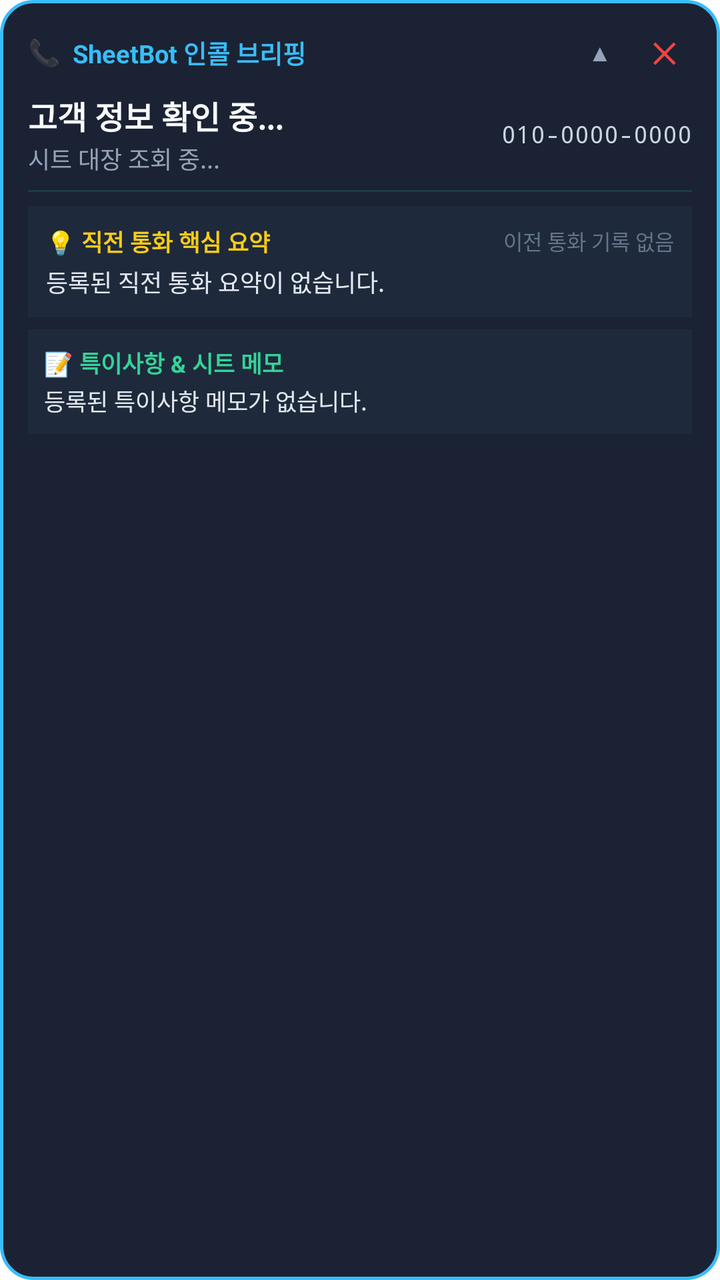
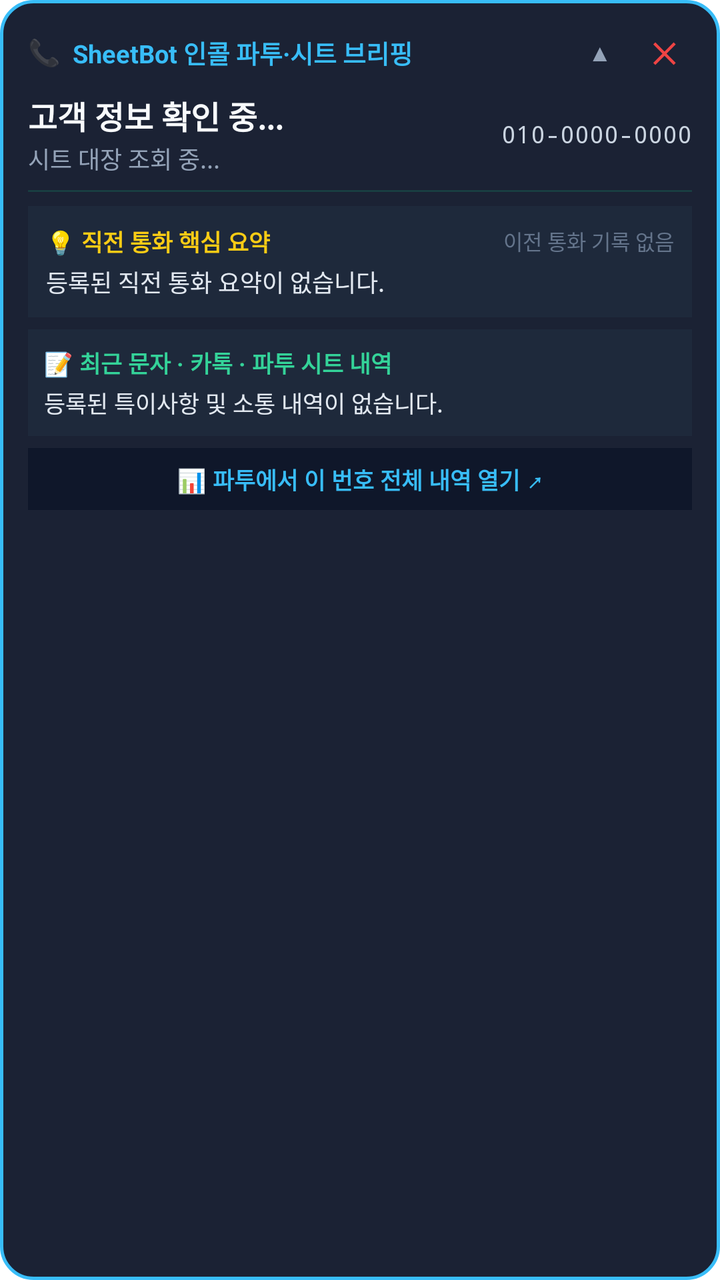

Screens rendered from an Android XML layout before and after an edit, with the pre-edit source and the edit as a unified diff.
<!-- AndroidManifest.xml: application theme Theme.SheetBotDepositAgent -->
<!-- res/layout/view_in_call_summary_card.xml -->
<?xml version="1.0" encoding="utf-8"?>
<LinearLayout xmlns:android="http://schemas.android.com/apk/res/android"
    android:id="@+id/llFloatingRoot"
    android:layout_width="match_parent"
    android:layout_height="wrap_content"
    android:orientation="vertical"
    android:background="@drawable/bg_card_floating_overlay"
    android:elevation="12dp">

    
    <LinearLayout
        android:id="@+id/llHeaderBar"
        android:layout_width="match_parent"
        android:layout_height="wrap_content"
        android:orientation="horizontal"
        android:gravity="center_vertical"
        android:layout_marginBottom="6dp">

        <TextView
            android:layout_width="wrap_content"
            android:layout_height="wrap_content"
            android:text="📞"
            android:textSize="13sp"
            android:layout_marginEnd="6dp" />

        <TextView
            android:id="@+id/tvHeaderTitle"
            android:layout_width="0dp"
            android:layout_height="wrap_content"
            android:layout_weight="1"
            android:text="SheetBot 인콜 브리핑"
            android:textColor="#38BDF8"
            android:textSize="12.5sp"
            android:textStyle="bold" />

        
        <TextView
            android:id="@+id/btnToggleExpand"
            android:layout_width="28dp"
            android:layout_height="28dp"
            android:gravity="center"
            android:text="▲"
            android:textColor="#94A3B8"
            android:textSize="12sp"
            android:background="?android:attr/selectableItemBackgroundBorderless"
            android:layout_marginEnd="4dp" />

        
        <TextView
            android:id="@+id/btnCloseFloating"
            android:layout_width="28dp"
            android:layout_height="28dp"
            android:gravity="center"
            android:text="✕"
            android:textColor="#EF4444"
            android:textSize="14sp"
            android:textStyle="bold"
            android:background="?android:attr/selectableItemBackgroundBorderless" />
    </LinearLayout>

    
    <LinearLayout
        android:id="@+id/llCustomerHeader"
        android:layout_width="match_parent"
        android:layout_height="wrap_content"
        android:orientation="horizontal"
        android:gravity="center_vertical"
        android:layout_marginBottom="6dp">

        <LinearLayout
            android:layout_width="0dp"
            android:layout_height="wrap_content"
            android:layout_weight="1"
            android:orientation="vertical">

            <LinearLayout
                android:layout_width="wrap_content"
                android:layout_height="wrap_content"
                android:orientation="horizontal"
                android:gravity="center_vertical">

                <TextView
                    android:id="@+id/tvCustomerName"
                    android:layout_width="wrap_content"
                    android:layout_height="wrap_content"
                    android:text="고객 정보 확인 중..."
                    android:textColor="#F8FAFC"
                    android:textSize="16sp"
                    android:textStyle="bold" />

                <TextView
                    android:id="@+id/tvCustomerBadge"
                    android:layout_width="wrap_content"
                    android:layout_height="wrap_content"
                    android:layout_marginStart="8dp"
                    android:background="@drawable/bg_badge_version"
                    android:paddingHorizontal="6dp"
                    android:paddingVertical="1.5dp"
                    android:text="시트 고객"
                    android:textColor="#38BDF8"
                    android:textSize="10.5sp"
                    android:textStyle="bold"
                    android:visibility="gone" />
            </LinearLayout>

            <TextView
                android:id="@+id/tvCustomerCompany"
                android:layout_width="wrap_content"
                android:layout_height="wrap_content"
                android:text="시트 대장 조회 중..."
                android:textColor="#94A3B8"
                android:textSize="12sp"
                android:layout_marginTop="1dp" />
        </LinearLayout>

        <TextView
            android:id="@+id/tvCallerPhone"
            android:layout_width="wrap_content"
            android:layout_height="wrap_content"
            android:text="010-0000-0000"
            android:textColor="#CBD5E1"
            android:textSize="12sp"
            android:fontFamily="monospace" />
    </LinearLayout>

    
    <ProgressBar
        android:id="@+id/pbLoading"
        style="?android:attr/progressBarStyleHorizontal"
        android:layout_width="match_parent"
        android:layout_height="3dp"
        android:indeterminate="true"
        android:layout_marginBottom="6dp" />

    
    <LinearLayout
        android:id="@+id/llDetailContainer"
        android:layout_width="match_parent"
        android:layout_height="wrap_content"
        android:orientation="vertical">

        
        <LinearLayout
            android:id="@+id/llLastCallSummaryBox"
            android:layout_width="match_parent"
            android:layout_height="wrap_content"
            android:orientation="vertical"
            android:background="#1E293B"
            android:padding="9dp"
            android:layout_marginBottom="6dp">

            <LinearLayout
                android:layout_width="match_parent"
                android:layout_height="wrap_content"
                android:orientation="horizontal"
                android:gravity="center_vertical"
                android:layout_marginBottom="3dp">

                <TextView
                    android:layout_width="0dp"
                    android:layout_height="wrap_content"
                    android:layout_weight="1"
                    android:text="💡 직전 통화 핵심 요약"
                    android:textColor="#FACC15"
                    android:textSize="11.5sp"
                    android:textStyle="bold" />

                <TextView
                    android:id="@+id/tvLastCallTime"
                    android:layout_width="wrap_content"
                    android:layout_height="wrap_content"
                    android:text="이전 통화 기록 없음"
                    android:textColor="#64748B"
                    android:textSize="10.5sp" />
            </LinearLayout>

            <TextView
                android:id="@+id/tvLastCallSummary"
                android:layout_width="match_parent"
                android:layout_height="wrap_content"
                android:text="등록된 직전 통화 요약이 없습니다."
                android:textColor="#E2E8F0"
                android:textSize="12sp"
                android:lineSpacingExtra="2dp" />

            
            <TextView
                android:id="@+id/tvActionItems"
                android:layout_width="match_parent"
                android:layout_height="wrap_content"
                android:text="후속 조치: -"
                android:textColor="#38BDF8"
                android:textSize="11sp"
                android:layout_marginTop="4dp"
                android:visibility="gone" />
        </LinearLayout>

        
        <LinearLayout
            android:id="@+id/llCustomerMemoBox"
            android:layout_width="match_parent"
            android:layout_height="wrap_content"
            android:orientation="vertical"
            android:background="#1E293B"
            android:padding="8dp">

            <TextView
                android:layout_width="match_parent"
                android:layout_height="wrap_content"
                android:text="📝 특이사항 &amp; 시트 메모"
                android:textColor="#34D399"
                android:textSize="11.5sp"
                android:textStyle="bold"
                android:layout_marginBottom="2dp" />

            <TextView
                android:id="@+id/tvCustomerMemo"
                android:layout_width="match_parent"
                android:layout_height="wrap_content"
                android:text="등록된 특이사항 메모가 없습니다."
                android:textColor="#E2E8F0"
                android:textSize="11.5sp" />
        </LinearLayout>
    </LinearLayout>

</LinearLayout>
<!-- resources referenced by this layout -->
<resources>
  <!-- drawable bg_badge_version (drawable) -->
  <?xml version="1.0" encoding="utf-8"?>
  <shape xmlns:android="http://schemas.android.com/apk/res/android"
      android:shape="rectangle">
      <corners android:radius="6dp" />
      <solid android:color="#064E3B" />
      <stroke android:width="1dp" android:color="#059669" />
  </shape>
  <!-- drawable bg_card_floating_overlay (drawable) -->
  <?xml version="1.0" encoding="utf-8"?>
  <shape xmlns:android="http://schemas.android.com/apk/res/android"
      android:shape="rectangle">
      <solid android:color="#F20F172A" /> 
      <corners android:radius="16dp" />
      <stroke
          android:width="1.5dp"
          android:color="#38BDF8" /> 
      <padding
          android:left="14dp"
          android:top="12dp"
          android:right="14dp"
          android:bottom="14dp" />
  </shape>
  <style name="Theme.SheetBotDepositAgent" parent="Theme.MaterialComponents.DayNight.NoActionBar">
          <item name="colorPrimary">@color/purple_500</item>
          <item name="colorPrimaryVariant">@color/purple_700</item>
          <item name="colorOnPrimary">@color/white</item>
          <item name="colorSecondary">@color/teal_200</item>
          <item name="colorSecondaryVariant">@color/teal_700</item>
          <item name="colorOnSecondary">@color/black</item>
          <item name="android:statusBarColor">#0F172A</item>
      </style>
  <color name="purple_500">#4F46E5</color>
  <color name="purple_700">#4338CA</color>
  <color name="white">#FFFFFFFF</color>
  <color name="teal_200">#10B981</color>
  <color name="teal_700">#059669</color>
  <color name="black">#000000</color>
</resources>

<!-- the commit's change to res/layout/view_in_call_summary_card.xml (unified diff, before → after) -->
@@ -28,7 +28,7 @@
             android:layout_width="0dp"
             android:layout_height="wrap_content"
             android:layout_weight="1"
-            android:text="SheetBot 인콜 브리핑"
+            android:text="SheetBot 인콜 파투·시트 브리핑"
             android:textColor="#38BDF8"
             android:textSize="12.5sp"
             android:textStyle="bold" />
@@ -207,20 +207,36 @@
             <TextView
                 android:layout_width="match_parent"
                 android:layout_height="wrap_content"
-                android:text="📝 특이사항 &amp; 시트 메모"
+                android:text="📝 최근 문자 · 카톡 · 파투 시트 내역"
                 android:textColor="#34D399"
                 android:textSize="11.5sp"
                 android:textStyle="bold"
-                android:layout_marginBottom="2dp" />
+                android:layout_marginBottom="3dp" />
 
             <TextView
                 android:id="@+id/tvCustomerMemo"
                 android:layout_width="match_parent"
                 android:layout_height="wrap_content"
-                android:text="등록된 특이사항 메모가 없습니다."
+                android:text="등록된 특이사항 및 소통 내역이 없습니다."
                 android:textColor="#E2E8F0"
-                android:textSize="11.5sp" />
+                android:textSize="11.5sp"
+                android:lineSpacingExtra="2dp" />
         </LinearLayout>
+
+        
+        <TextView
+            android:id="@+id/btnOpenFtsFromOverlay"
+            android:layout_width="match_parent"
+            android:layout_height="wrap_content"
+            android:layout_marginTop="6dp"
+            android:background="#0F172A"
+            android:gravity="center"
+            android:paddingVertical="7dp"
+            android:paddingHorizontal="10dp"
+            android:text="📊 파투에서 이 번호 전체 내역 열기 ↗"
+            android:textColor="#38BDF8"
+            android:textSize="11.5sp"
+            android:textStyle="bold" />
     </LinearLayout>
 
 </LinearLayout>
